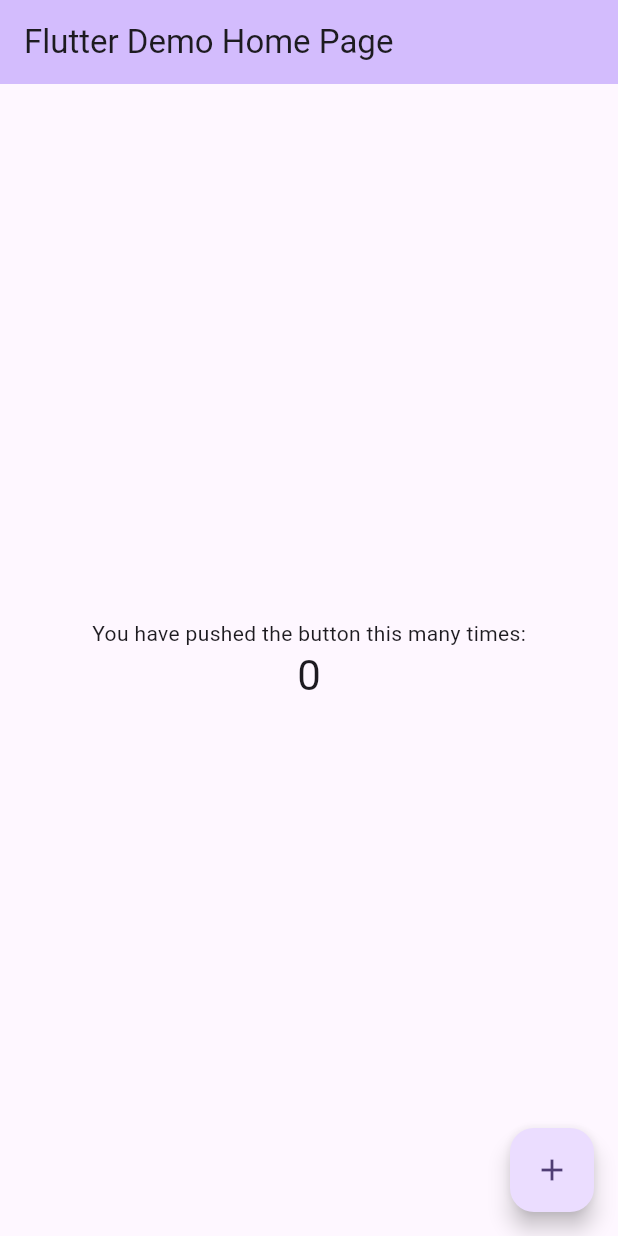
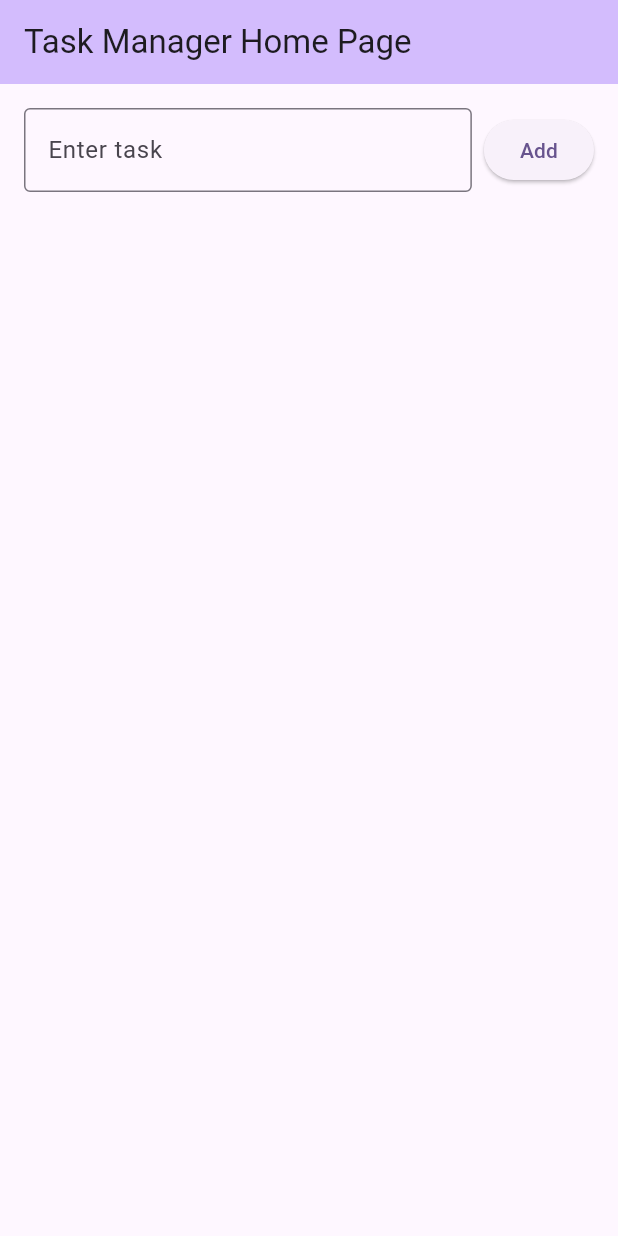
Before and after one commit to minnocent12/cw4, a Flutter app: the screen it shows after launch, on a phone screen of 412 x 824 dp. Run offline on Flutter 3.47's test engine with Material 3 defaults, Android fonts, the phone set to English and light mode, and no system bars.

Commit message:
gesidned ui

```diff
--- a/lib/main.dart
+++ b/lib/main.dart
@@ -7,46 +7,21 @@ void main() {
 class MyApp extends StatelessWidget {
   const MyApp({super.key});
 
-  // This widget is the root of your application.
   @override
   Widget build(BuildContext context) {
     return MaterialApp(
-      title: 'Flutter Demo',
+      title: 'Task Manager',
       theme: ThemeData(
-        // This is the theme of your application.
-        //
-        // TRY THIS: Try running your application with "flutter run". You'll see
-        // the application has a purple toolbar. Then, without quitting the app,
-        // try changing the seedColor in the colorScheme below to Colors.green
-        // and then invoke "hot reload" (save your changes or press the "hot
-        // reload" button in a Flutter-supported IDE, or press "r" if you used
-        // the command line to start the app).
-        //
-        // Notice that the counter didn't reset back to zero; the application
-        // state is not lost during the reload. To reset the state, use hot
-        // restart instead.
-        //
-        // This works for code too, not just values: Most code changes can be
-        // tested with just a hot reload.
         colorScheme: ColorScheme.fromSeed(seedColor: Colors.deepPurple),
         useMaterial3: true,
       ),
-      home: const MyHomePage(title: 'Flutter Demo Home Page'),
+      home: const MyHomePage(title: 'Task Manager Home Page'),
     );
   }
 }
 
 class MyHomePage extends StatefulWidget {
   const MyHomePage({super.key, required this.title});
-
-  // This widget is the home page of your application. It is stateful, meaning
-  // that it has a State object (defined below) that contains fields that affect
-  // how it looks.
-
-  // This class is the configuration for the state. It holds the values (in this
-  // case the title) provided by the parent (in this case the App widget) and
-  // used by the build method of the State. Fields in a Widget subclass are
-  // always marked "final".
 
   final String title;
 
@@ -55,71 +30,100 @@ class MyHomePage extends StatefulWidget {
 }
 
 class _MyHomePageState extends State<MyHomePage> {
-  int _counter = 0;
+  final TextEditingController _taskController = TextEditingController();
+  final List<Task> _tasks = [];
 
-  void _incrementCounter() {
+  void _addTask() {
+    if (_taskController.text.isNotEmpty) {
+      setState(() {
+        _tasks.add(Task(name: _taskController.text, isCompleted: false));
+        _taskController.clear();
+      });
+    }
+  }
+
+  void _deleteTask(int index) {
     setState(() {
-      // This call to setState tells the Flutter framework that something has
-      // changed in this State, which causes it to rerun the build method below
-      // so that the display can reflect the updated values. If we changed
-      // _counter without calling setState(), then the build method would not be
-      // called again, and so nothing would appear to happen.
-      _counter++;
+      _tasks.removeAt(index);
+    });
+  }
+
+  void _toggleTaskCompletion(int index) {
+    setState(() {
+      _tasks[index].isCompleted = !_tasks[index].isCompleted;
     });
   }
 
   @override
   Widget build(BuildContext context) {
-    // This method is rerun every time setState is called, for instance as done
-    // by the _incrementCounter method above.
-    //
-    // The Flutter framework has been optimized to make rerunning build methods
-    // fast, so that you can just rebuild anything that needs updating rather
-    // than having to individually change instances of widgets.
     return Scaffold(
       appBar: AppBar(
-        // TRY THIS: Try changing the color here to a specific color (to
-        // Colors.amber, perhaps?) and trigger a hot reload to see the AppBar
-        // change color while the other colors stay the same.
         backgroundColor: Theme.of(context).colorScheme.inversePrimary,
-        // Here we take the value from the MyHomePage object that was created by
-        // the App.build method, and use it to set our appbar title.
         title: Text(widget.title),
       ),
-      body: Center(
-        // Center is a layout widget. It takes a single child and positions it
-        // in the middle of the parent.
+      body: Padding(
+        padding: const EdgeInsets.all(16.0),
         child: Column(
-          // Column is also a layout widget. It takes a list of children and
-          // arranges them vertically. By default, it sizes itself to fit its
-          // children horizontally, and tries to be as tall as its parent.
-          //
-          // Column has various properties to control how it sizes itself and
-          // how it positions its children. Here we use mainAxisAlignment to
-          // center the children vertically; the main axis here is the vertical
-          // axis because Columns are vertical (the cross axis would be
-          // horizontal).
-          //
-          // TRY THIS: Invoke "debug painting" (choose the "Toggle Debug Paint"
-          // action in the IDE, or press "p" in the console), to see the
-          // wireframe for each widget.
-          mainAxisAlignment: MainAxisAlignment.center,
           children: <Widget>[
-            const Text(
-              'You have pushed the button this many times:',
+            // Text Input and Add Button
+            Row(
+              children: [
+                Expanded(
+                  child: TextField(
+                    controller: _taskController,
+                    decoration: const InputDecoration(
+                      labelText: 'Enter task',
+                      border: OutlineInputBorder(),
+                    ),
+                  ),
+                ),
+                const SizedBox(width: 8),
+                ElevatedButton(
+                  onPressed: _addTask,
+                  child: const Text('Add'),
+                ),
+              ],
             ),
-            Text(
-              '$_counter',
-              style: Theme.of(context).textTheme.headlineMedium,
+            const SizedBox(height: 16),
+            // Task List
+            Expanded(
+              child: ListView.builder(
+                itemCount: _tasks.length,
+                itemBuilder: (context, index) {
+                  return ListTile(
+                    leading: Checkbox(
+                      value: _tasks[index].isCompleted,
+                      onChanged: (bool? value) {
+                        _toggleTaskCompletion(index);
+                      },
+                    ),
+                    title: Text(
+                      _tasks[index].name,
+                      style: TextStyle(
+                        decoration: _tasks[index].isCompleted
+                            ? TextDecoration.lineThrough
+                            : TextDecoration.none,
+                      ),
+                    ),
+                    trailing: IconButton(
+                      icon: const Icon(Icons.delete),
+                      onPressed: () => _deleteTask(index),
+                    ),
+                  );
+                },
+              ),
             ),
           ],
         ),
       ),
-      floatingActionButton: FloatingActionButton(
-        onPressed: _incrementCounter,
-        tooltip: 'Increment',
-        child: const Icon(Icons.add),
-      ), // This trailing comma makes auto-formatting nicer for build methods.
     );
   }
 }
+
+// Task model class
+class Task {
+  String name;
+  bool isCompleted;
+
+  Task({required this.name, this.isCompleted = false});
+}
```
